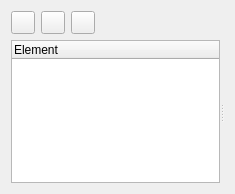
This is mscore/mscore/debugger.ui in musescore/musescore-old as Qt 5 draws it before an edit. The edited form follows.
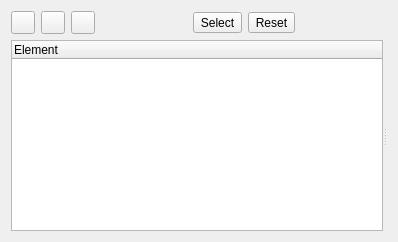
This is the edited form. Icons and pictures are not drawn.

What changed in the file:
```diff
--- a/mscore/mscore/debugger.ui
+++ b/mscore/mscore/debugger.ui
@@ -7,8 +7,8 @@
    <rect>
     <x>0</x>
     <y>0</y>
-    <width>235</width>
-    <height>194</height>
+    <width>398</width>
+    <height>242</height>
    </rect>
   </property>
   <property name="windowTitle">
@@ -47,6 +47,39 @@
        </property>
       </widget>
      </item>
+     <item>
+      <spacer name="horizontalSpacer_2">
+       <property name="orientation">
+        <enum>Qt::Horizontal</enum>
+       </property>
+       <property name="sizeHint" stdset="0">
+        <size>
+         <width>40</width>
+         <height>20</height>
+        </size>
+       </property>
+      </spacer>
+     </item>
+     <item>
+      <widget class="QToolButton" name="selectButton">
+       <property name="toolTip">
+        <string notr="true">Select Element</string>
+       </property>
+       <property name="text">
+        <string>Select</string>
+       </property>
+      </widget>
+     </item>
+     <item>
+      <widget class="QToolButton" name="resetButton">
+       <property name="toolTip">
+        <string notr="true">Reset Element Properties</string>
+       </property>
+       <property name="text">
+        <string notr="true">Reset</string>
+       </property>
+      </widget>
+     </item>
      <item>
       <spacer name="horizontalSpacer">
        <property name="orientation">
```
Left out of the diff: 3 changed lines with no effect on the pictures.
